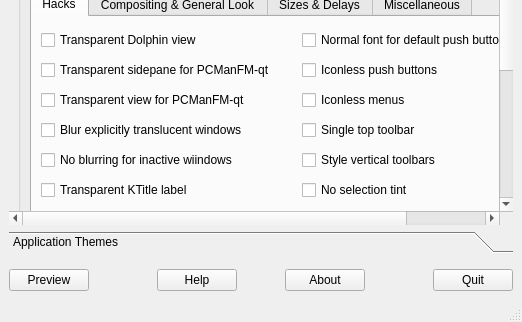
First picture: the form in Kvantum/kvantummanager/kvantummanager.ui, repository tsujan/Kvantum, before the edit; both pictures show x 0 to 522 and y 205 to 527 of the 522 by 527 pixel window.
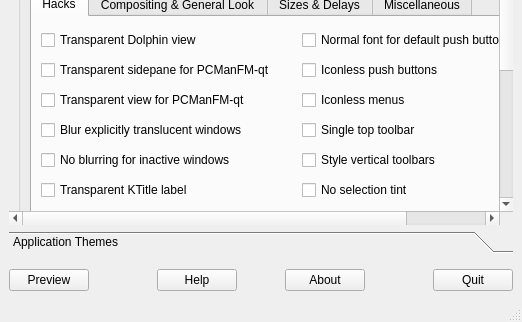
Second picture: the form after the edit. Custom widgets are drawn as their Qt base class.

```diff
--- a/Kvantum/kvantummanager/kvantummanager.ui
+++ b/Kvantum/kvantummanager/kvantummanager.ui
@@ -533,7 +533,7 @@
 will be blurred if blurring is enabled.</string>
                  </property>
                  <property name="text">
-                  <string>No blurring for inactive wiindows</string>
+                  <string>No blurring for inactive windows</string>
                  </property>
                 </widget>
                </item>
```
